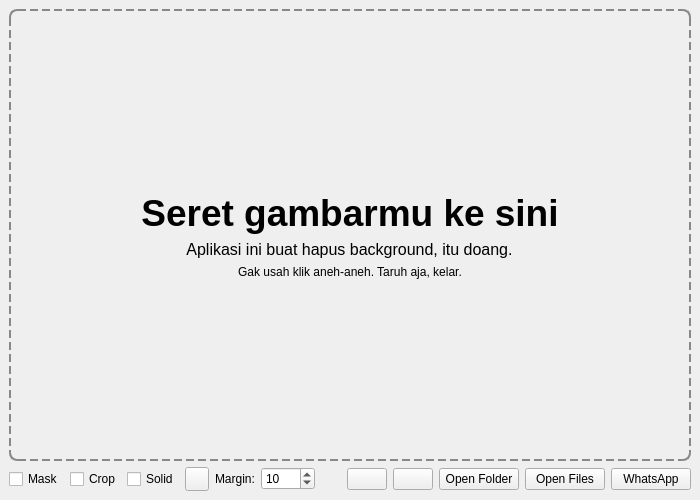
Qt form APP/gui/main_window.ui (mudrikam/Keong-MAS) before a commit.
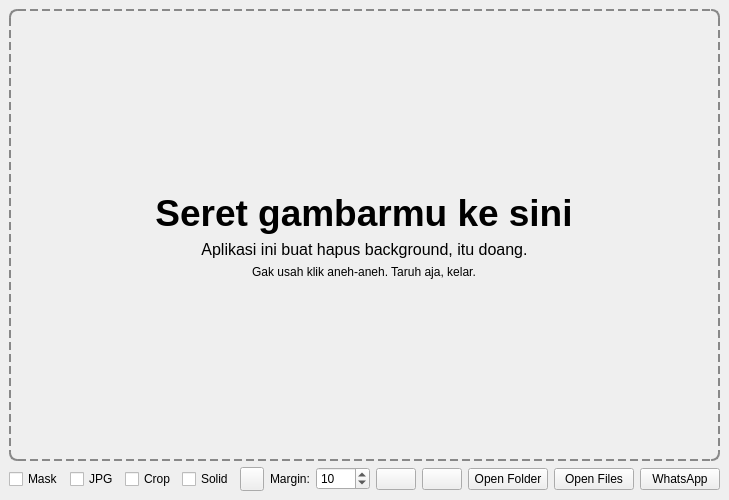
The same form after that commit.

Commit message: feat: Add JPG export functionality with configuration options and UI integration

The edit to the form file:
```diff
--- a/APP/gui/main_window.ui
+++ b/APP/gui/main_window.ui
@@ -133,6 +133,16 @@
           </property>
          </widget>
         </item>
+        <item>
+         <widget class="QCheckBox" name="jpgExportCheckBox">
+          <property name="toolTip">
+           <string>Export JPG version (without transparency)</string>
+          </property>
+          <property name="text">
+           <string>JPG</string>
+          </property>
+         </widget>
+        </item>
         <item>
          <widget class="QCheckBox" name="checkBox">
           <property name="text">
```
The commit also changes 4 other files.
